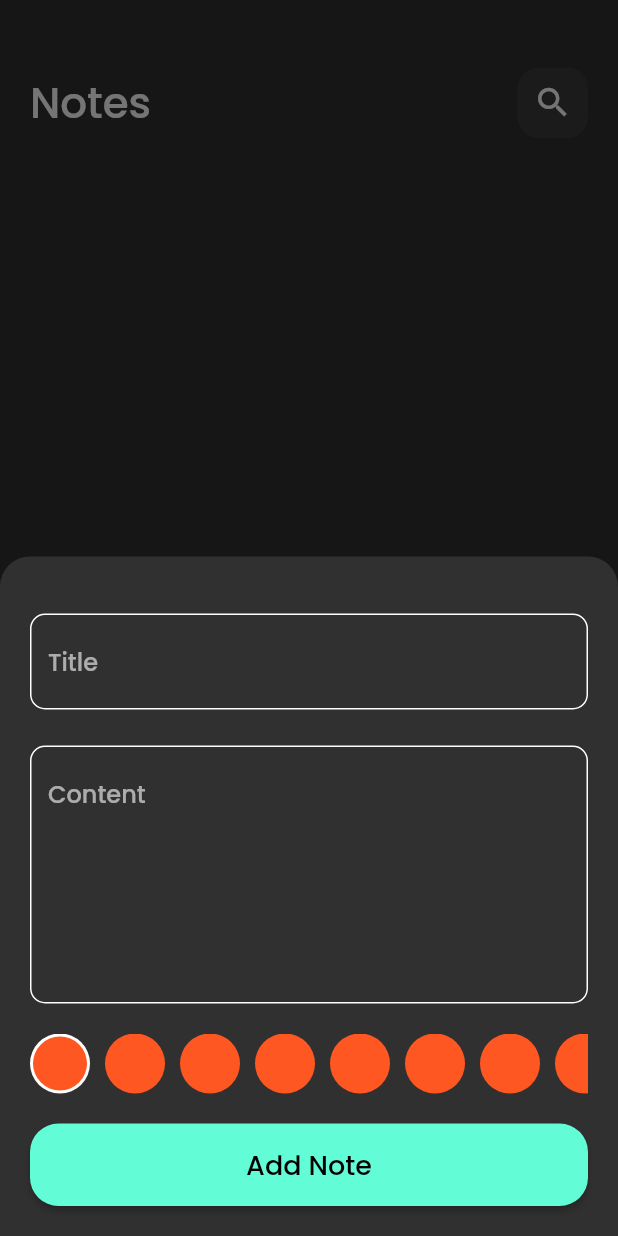
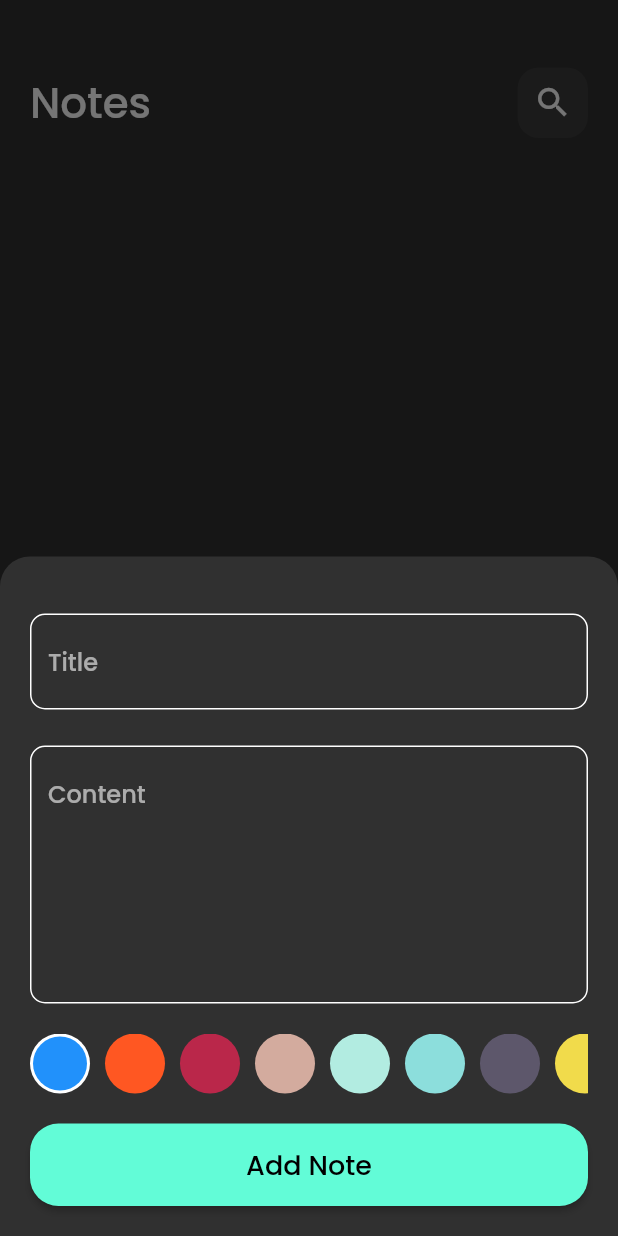
Before and after one commit to OmarAmeer96/notes_app, a Flutter app: the screen it shows after launch, after a tap on the "add" icon, on a phone screen of 412 x 824 dp. Run offline on Flutter 3.47's test engine with Material 2 defaults, Android fonts, the phone set to English and light mode, and no system bars; our stand-ins replace bloc, flutter_bloc, font_awesome_flutter, hive, hive_flutter; accounts and stored records are empty.

Commit message:
added the colors list

```diff
--- a/lib/views/widgets/color_item.dart
+++ b/lib/views/widgets/color_item.dart
@@ -1,24 +1,25 @@
 import 'package:flutter/material.dart';
 
 class ColorItem extends StatelessWidget {
-  const ColorItem({super.key, required this.isActive});
+  const ColorItem({super.key, required this.isActive, required this.color});
 
   final bool isActive;
+  final Color color;
 
   @override
   Widget build(BuildContext context) {
     return isActive
-        ? const CircleAvatar(
+        ? CircleAvatar(
             radius: 20,
             backgroundColor: Colors.white,
             child: CircleAvatar(
               radius: 18,
-              backgroundColor: Colors.deepOrange,
+              backgroundColor: color,
             ),
           )
-        : const CircleAvatar(
+        : CircleAvatar(
             radius: 20,
-            backgroundColor: Colors.deepOrange,
+            backgroundColor: color,
           );
   }
 }
--- a/lib/views/widgets/colors_list_view.dart
+++ b/lib/views/widgets/colors_list_view.dart
@@ -11,13 +11,32 @@ class ColorsListView extends StatefulWidget {
 
 class _ColorsListViewState extends State<ColorsListView> {
   int currentIndex = 0;
+  List<Color> colors = const [
+    Color(0xff2191FB),
+    Colors.deepOrange,
+    Color(0xffBA274A),
+    Color(0xffD3AB9E),
+    Color(0xffB2ECE1),
+    Color(0xff8CDEDC),
+    Color(0xff5D576B),
+    Color(0xffF1DB4B),
+    Color(0xff397367),
+    Color(0xffBAB700),
+    Color(0xffA53F2B),
+    Color(0xff815355),
+    Color(0xffF4B266),
+    Color(0xff18F2B2),
+    Color(0xff929487),
+    Color(0xff9ED8DB),
+  ];
+
   @override
   Widget build(BuildContext context) {
     return SizedBox(
       height: 20 * 2,
       child: ListView.builder(
         physics: const BouncingScrollPhysics(),
-        itemCount: 10,
+        itemCount: colors.length,
         scrollDirection: Axis.horizontal,
         itemBuilder: (context, index) {
           return Padding(
@@ -30,6 +49,7 @@ class _ColorsListViewState extends State<ColorsListView> {
               },
               child: ColorItem(
                 isActive: currentIndex == index,
+                color: colors[index],
               ),
             ),
           );
```
